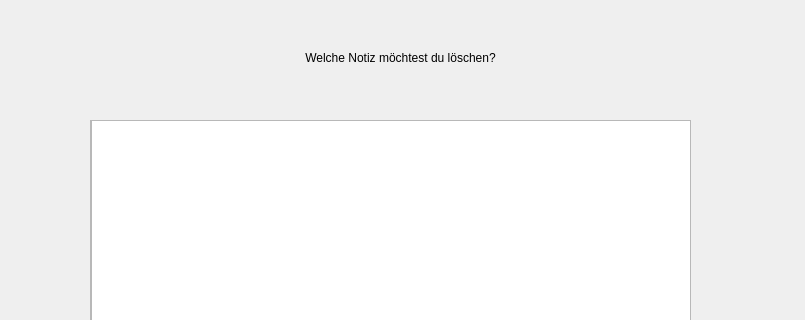
as070700/Noteapp, file deletenote.ui: the form before one commit; both pictures show x 0 to 805 and y 0 to 320 of the 805 by 568 pixel window.
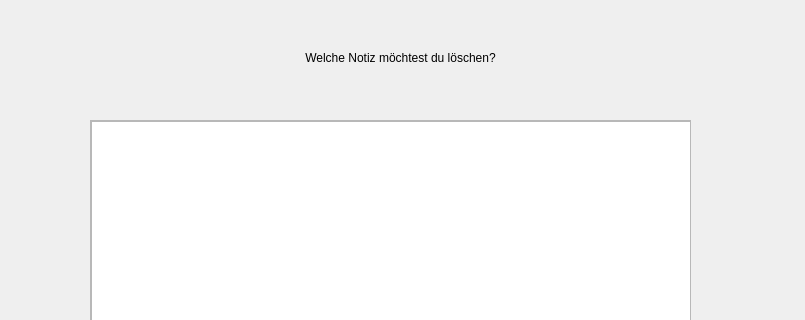
The form after the commit.

Diff of the .ui file:
```diff
--- a/deletenote.ui
+++ b/deletenote.ui
@@ -54,9 +54,9 @@
      <property name="geometry">
       <rect>
        <x>0</x>
-       <y>-30</y>
+       <y>0</y>
        <width>601</width>
-       <height>361</height>
+       <height>331</height>
       </rect>
      </property>
     </widget>
```
Left out of the diff: 2 changed lines with no effect on the pictures.
